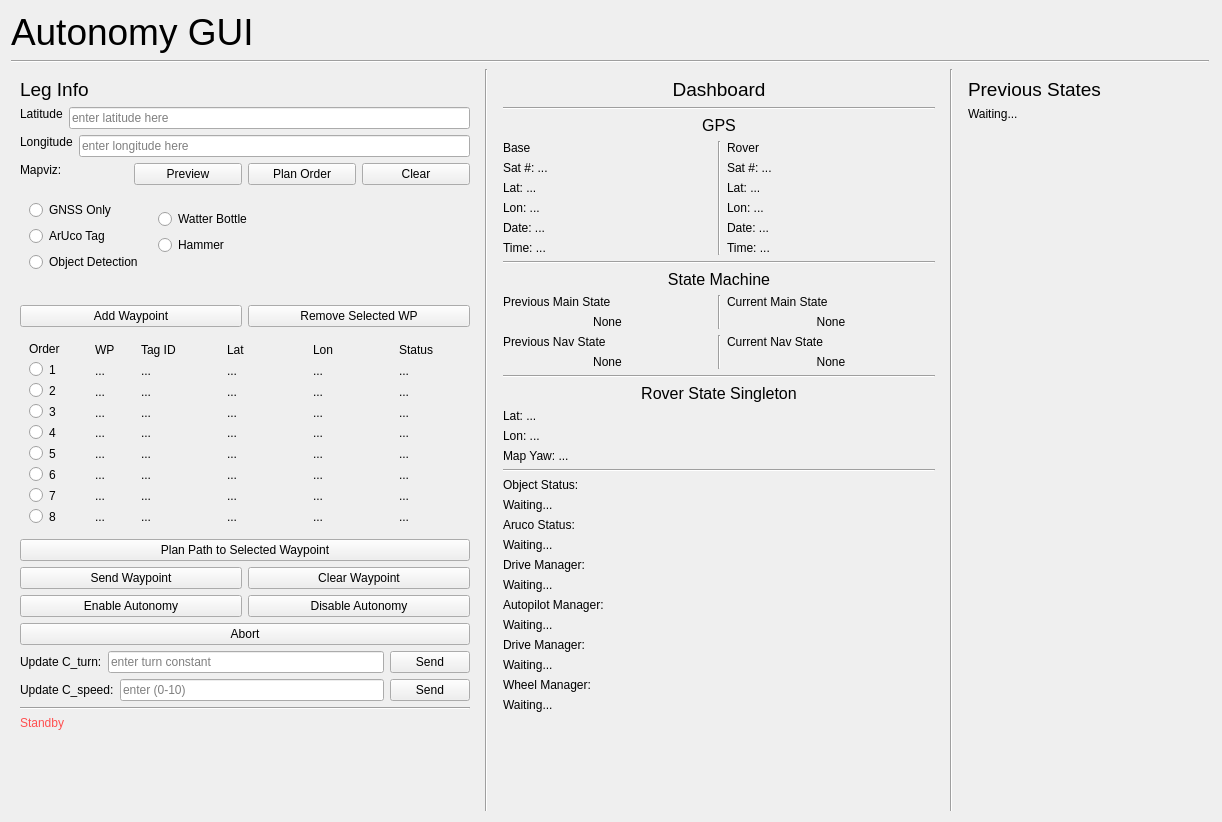
This is mars_ws/src/autonomy/autonomy_gui.ui in BYUMarsRover/Autonomy-ROS2 as Qt 5 draws it before an edit. The edited form follows.
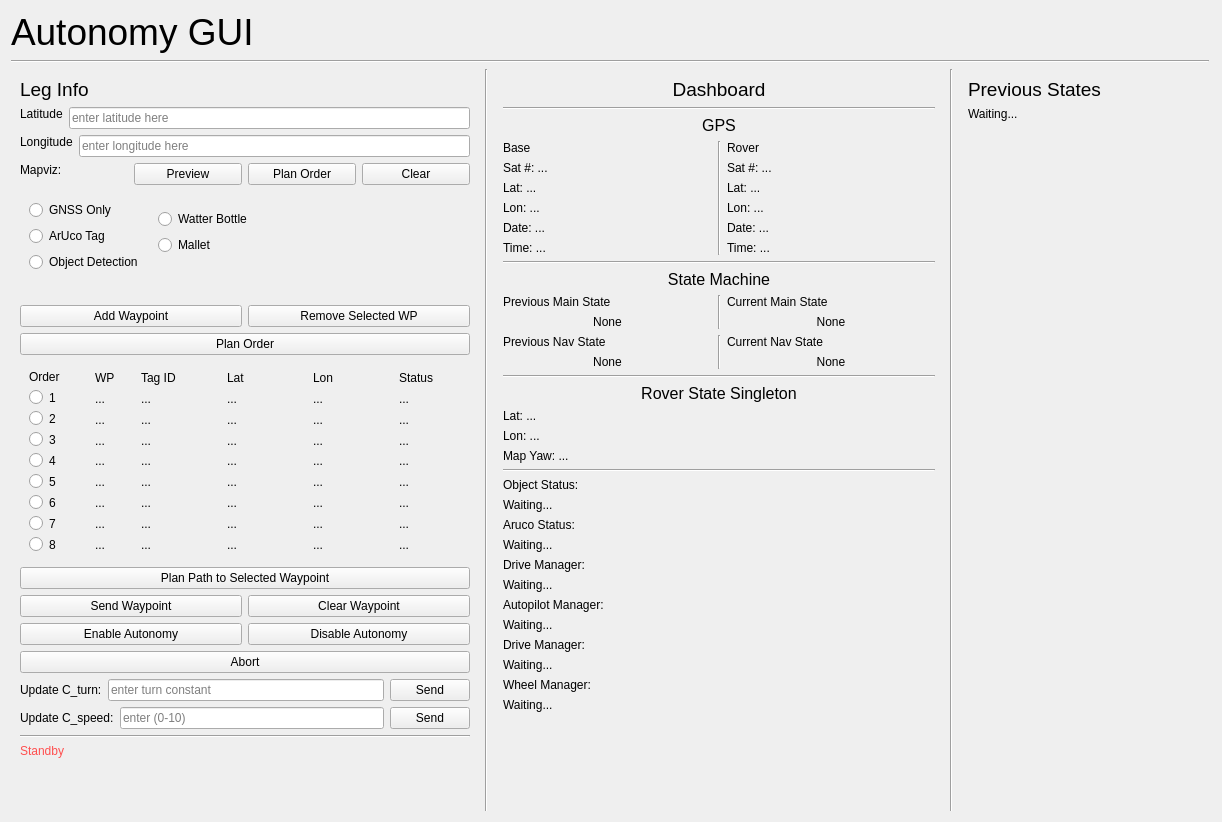
This is the edited form. The open tabs and pages were chosen to show the change.

Commit message: FEAT: autonomy waypoint list on gui, plan order functions

```diff
--- a/mars_ws/src/autonomy/autonomy_gui.ui
+++ b/mars_ws/src/autonomy/autonomy_gui.ui
@@ -175,7 +175,7 @@
               </item>
               <!-- Plan Order Button -->
               <item>
-               <widget class="QPushButton" name="PlanOrderButton">
+               <widget class="QPushButton" name="PlanOrderMapvizButton">
                 <property name="text">
                  <string>Plan Order</string>
                 </property>
@@ -308,7 +308,7 @@
                    <item>
                     <widget class="QRadioButton" name="HammerRadioButton">
                      <property name="text">
-                      <string>Hammer</string>
+                      <string>Mallet</string>
                      </property>
                     </widget>
                    </item>
@@ -343,6 +343,14 @@
               </item>
              </layout>
             </item>
+            <!-- Plan Order Button -->
+            <item>
+             <widget class="QPushButton" name="PlanOrderButton">
+              <property name="text">
+               <string>Plan Order</string>
+              </property>
+             </widget>
+            </item>
             <!-- Waypoint List Interface -->
             <item>
              <!-- Waypoint List Horizontal Box -->
```
Left out of the diff: 4 changed lines with no effect on the pictures. The commit also changes 8 other files.
